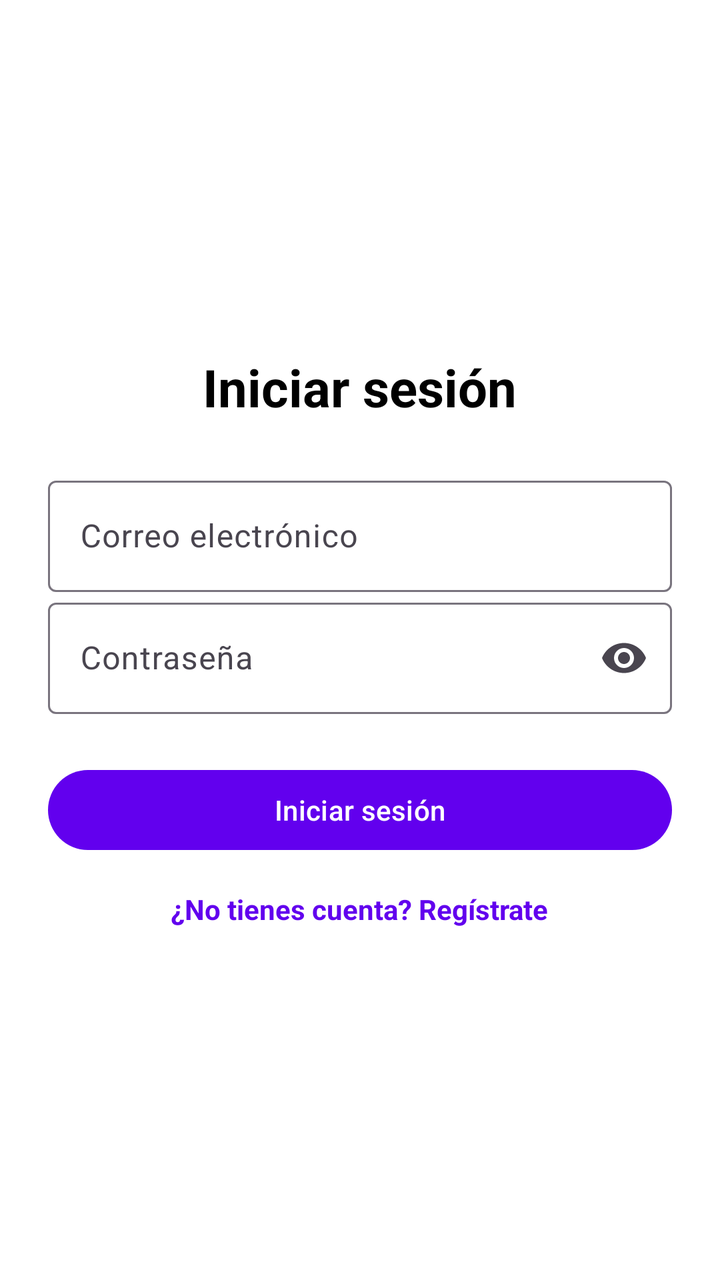
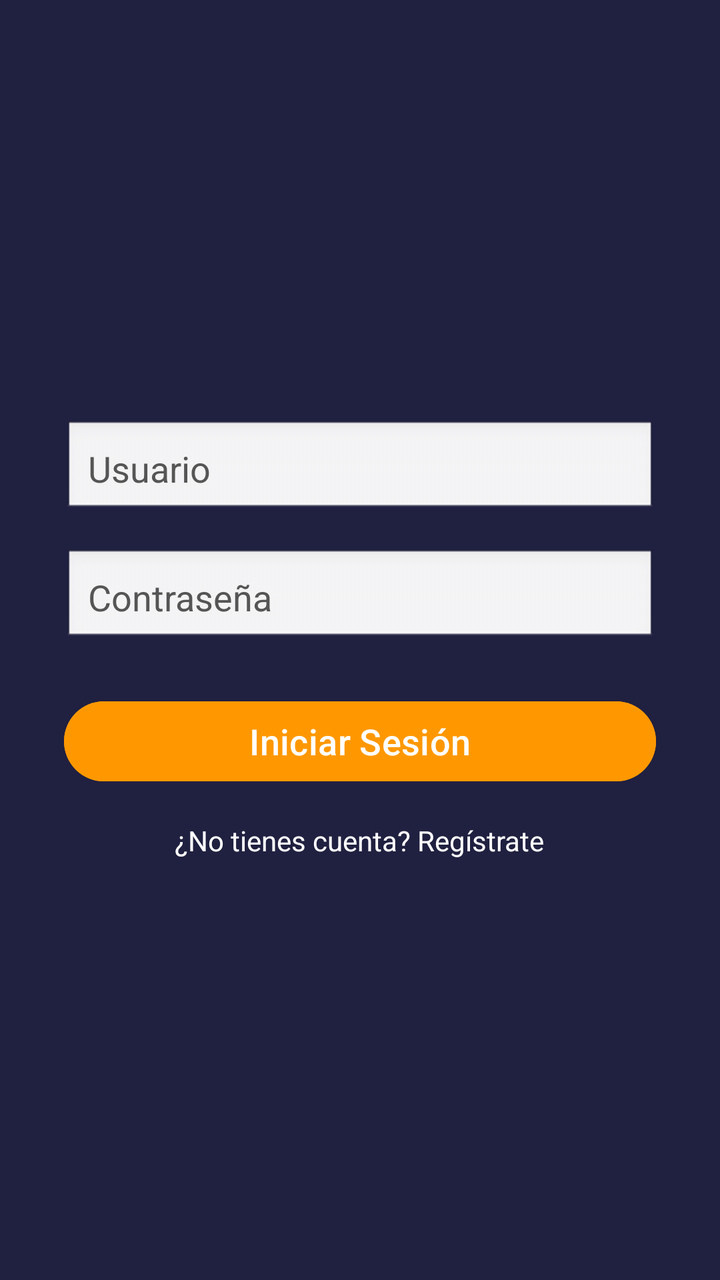

An Android layout rendered at two revisions. The XML below is the earlier revision; the diff shows what the commit changed to produce the second picture.
<!-- AndroidManifest.xml: application theme Theme.ROMBE -->
<!-- res/layout/activity_login.xml -->
<?xml version="1.0" encoding="utf-8"?>
<LinearLayout xmlns:android="http://schemas.android.com/apk/res/android"
    xmlns:app="http://schemas.android.com/apk/res-auto"
    android:orientation="vertical"
    android:layout_width="match_parent"
    android:layout_height="match_parent"
    android:gravity="center"
    android:padding="24dp"
    android:background="@android:color/white">

    
    <TextView
        android:id="@+id/loginTitle"
        android:layout_width="wrap_content"
        android:layout_height="wrap_content"
        android:text="Iniciar sesión"
        android:textSize="26sp"
        android:textStyle="bold"
        android:textColor="@android:color/black"
        android:paddingBottom="24dp"/>

    
    <com.google.android.material.textfield.TextInputLayout
        android:id="@+id/emailLayout"
        android:layout_width="match_parent"
        android:layout_height="wrap_content"
        android:hint="Correo electrónico">

        <com.google.android.material.textfield.TextInputEditText
            android:id="@+id/emailInput"
            android:layout_width="match_parent"
            android:layout_height="wrap_content"
            android:inputType="textEmailAddress"/>
    </com.google.android.material.textfield.TextInputLayout>

    
    <com.google.android.material.textfield.TextInputLayout
        android:id="@+id/passwordLayout"
        android:layout_width="match_parent"
        android:layout_height="wrap_content"
        android:hint="Contraseña"
        app:endIconMode="password_toggle">

        <com.google.android.material.textfield.TextInputEditText
            android:id="@+id/passwordInput"
            android:layout_width="match_parent"
            android:layout_height="wrap_content"
            android:inputType="textPassword"/>
    </com.google.android.material.textfield.TextInputLayout>

    
    <com.google.android.material.button.MaterialButton
        android:id="@+id/loginButton"
        android:layout_width="match_parent"
        android:layout_height="wrap_content"
        android:text="Iniciar sesión"
        app:backgroundTint="@color/purple_500"
        android:textColor="@android:color/white"
        android:layout_marginTop="24dp"/>

    
    <TextView
        android:id="@+id/registerLink"
        android:layout_width="wrap_content"
        android:layout_height="wrap_content"
        android:text="¿No tienes cuenta? Regístrate"
        android:textColor="@color/purple_500"
        android:textStyle="bold"
        android:layout_marginTop="16dp"
        android:gravity="center"/>
</LinearLayout>
<!-- resources referenced by this layout -->
<resources>
  <color name="purple_500">#FF6200EE</color>
  <style name="Theme.ROMBE" parent="Base.Theme.ROMBE" />
  <style name="Base.Theme.ROMBE" parent="Theme.Material3.DayNight.NoActionBar">
          
          
      </style>
</resources>

<!-- the commit's change to res/layout/activity_login.xml (unified diff, before → after) -->
@@ -1,71 +1,54 @@
 <?xml version="1.0" encoding="utf-8"?>
 <LinearLayout xmlns:android="http://schemas.android.com/apk/res/android"
-    xmlns:app="http://schemas.android.com/apk/res-auto"
     android:orientation="vertical"
+    android:padding="32dp"
     android:layout_width="match_parent"
     android:layout_height="match_parent"
     android:gravity="center"
-    android:padding="24dp"
-    android:background="@android:color/white">
+    android:background="#202040">
+
+    
+    <EditText
+        android:id="@+id/edtUser"
+        android:layout_width="match_parent"
+        android:layout_height="wrap_content"
+        android:hint="Usuario"
+        android:textColor="#000000"
+        android:textColorHint="#555555"
+        android:inputType="textPersonName"
+        android:padding="12dp"
+        android:background="@android:drawable/edit_text" />
+
+    
+    <EditText
+        android:id="@+id/edtPassword"
+        android:layout_width="match_parent"
+        android:layout_height="wrap_content"
+        android:hint="Contraseña"
+        android:textColor="#000000"
+        android:textColorHint="#555555"
+        android:inputType="textPassword"
+        android:padding="12dp"
+        android:background="@android:drawable/edit_text"
+        android:layout_marginTop="16dp" />
+
+    
+    <Button
+        android:id="@+id/btnLogin"
+        android:layout_width="match_parent"
+        android:layout_height="wrap_content"
+        android:text="Iniciar Sesión"
+        android:textSize="18sp"
+        android:layout_marginTop="24dp"
+        android:backgroundTint="#FF9800"
+        android:textColor="#FFFFFF" />
 
     
     <TextView
-        android:id="@+id/loginTitle"
-        android:layout_width="wrap_content"
-        android:layout_height="wrap_content"
-        android:text="Iniciar sesión"
-        android:textSize="26sp"
-        android:textStyle="bold"
-        android:textColor="@android:color/black"
-        android:paddingBottom="24dp"/>
-
-    
-    <com.google.android.material.textfield.TextInputLayout
-        android:id="@+id/emailLayout"
-        android:layout_width="match_parent"
-        android:layout_height="wrap_content"
-        android:hint="Correo electrónico">
-
-        <com.google.android.material.textfield.TextInputEditText
-            android:id="@+id/emailInput"
-            android:layout_width="match_parent"
-            android:layout_height="wrap_content"
-            android:inputType="textEmailAddress"/>
-    </com.google.android.material.textfield.TextInputLayout>
-
-    
-    <com.google.android.material.textfield.TextInputLayout
-        android:id="@+id/passwordLayout"
-        android:layout_width="match_parent"
-        android:layout_height="wrap_content"
-        android:hint="Contraseña"
-        app:endIconMode="password_toggle">
-
-        <com.google.android.material.textfield.TextInputEditText
-            android:id="@+id/passwordInput"
-            android:layout_width="match_parent"
-            android:layout_height="wrap_content"
-            android:inputType="textPassword"/>
-    </com.google.android.material.textfield.TextInputLayout>
-
-    
-    <com.google.android.material.button.MaterialButton
-        android:id="@+id/loginButton"
-        android:layout_width="match_parent"
-        android:layout_height="wrap_content"
-        android:text="Iniciar sesión"
-        app:backgroundTint="@color/purple_500"
-        android:textColor="@android:color/white"
-        android:layout_marginTop="24dp"/>
-
-    
-    <TextView
-        android:id="@+id/registerLink"
+        android:id="@+id/linkRegistro"
         android:layout_width="wrap_content"
         android:layout_height="wrap_content"
         android:text="¿No tienes cuenta? Regístrate"
-        android:textColor="@color/purple_500"
-        android:textStyle="bold"
-        android:layout_marginTop="16dp"
-        android:gravity="center"/>
+        android:textColor="#FFFFFF"
+        android:layout_marginTop="16dp"/>
 </LinearLayout>
<!-- resource entries referenced after the edit -->
@@ -1,6 +1,5 @@
 <!-- resources referenced by this layout -->
 <resources>
-  <color name="purple_500">#FF6200EE</color>
   <style name="Theme.ROMBE" parent="Base.Theme.ROMBE" />
   <style name="Base.Theme.ROMBE" parent="Theme.Material3.DayNight.NoActionBar">
           
